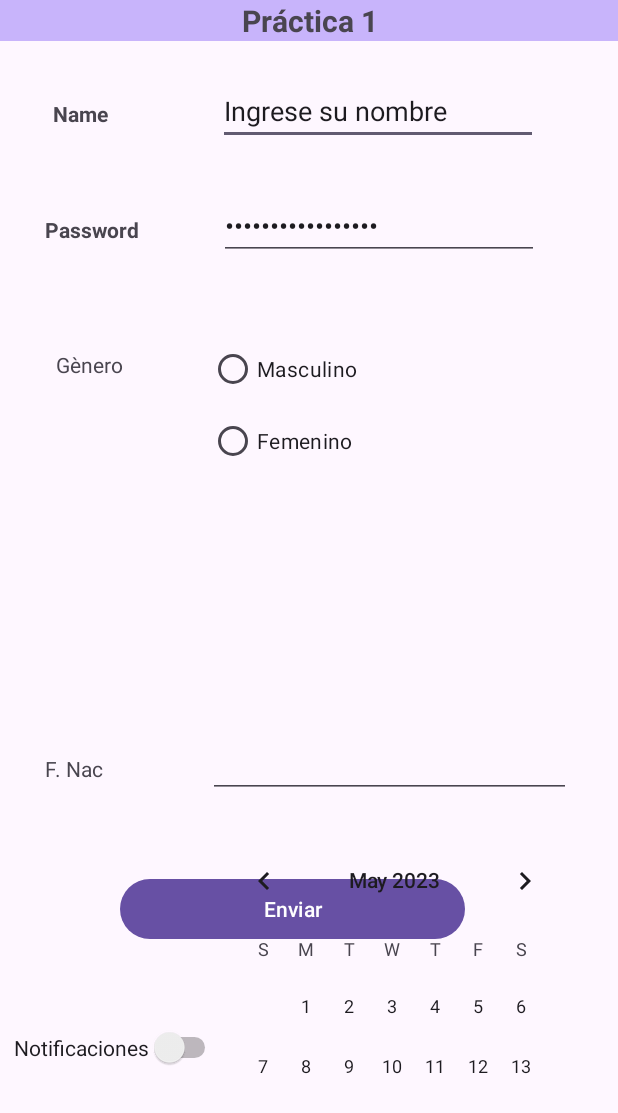
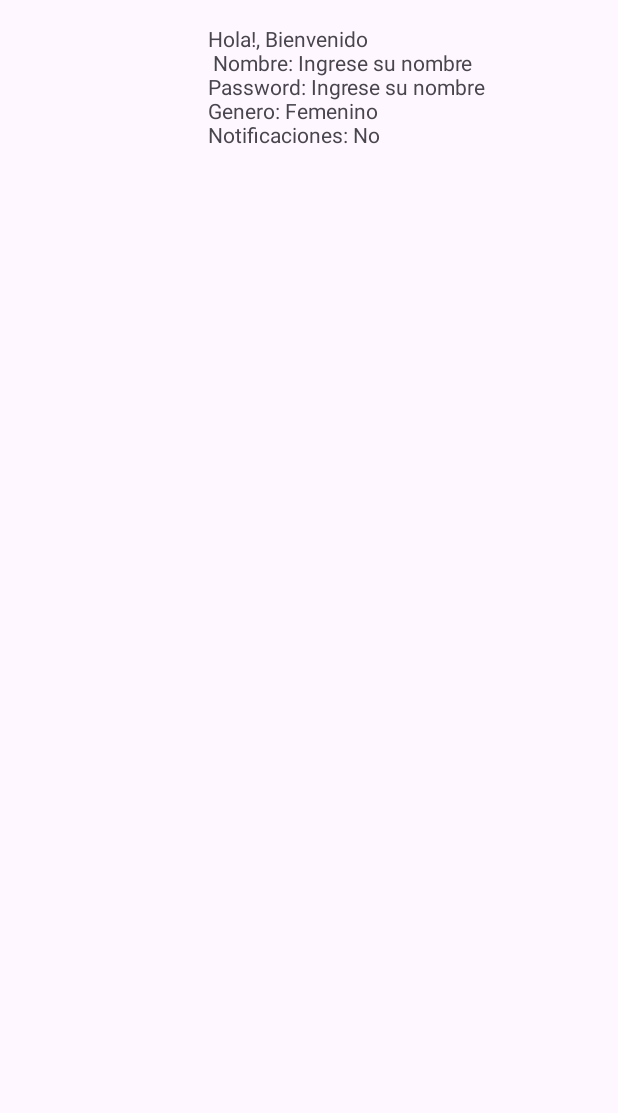
Before and after one commit to Hecmi/HolaWorldIS202301, an Android app: the screen it shows after launch (MainActivity before the commit, MainActivity3 after it), after a tap on "Enviar", on a phone screen of 412 x 824 dp. Shown: the top 1113 px of the screen. Run offline under Robolectric (Android 15) with nearby library versions, the phone set to English and light mode, and no system bars.

Commit message:
Enviar datos de variables a otra actividad mediante el bundle y el intent

```diff
--- a/app/src/main/java/com/example/holaworldis2023/MainActivity3.java
+++ b/app/src/main/java/com/example/holaworldis2023/MainActivity3.java
@@ -3,12 +3,28 @@ package com.example.holaworldis2023;
 import androidx.appcompat.app.AppCompatActivity;
 
 import android.os.Bundle;
+import android.widget.TextView;
 
 public class MainActivity3 extends AppCompatActivity {
 
     @Override
     protected void onCreate(Bundle savedInstanceState) {
+
+
         super.onCreate(savedInstanceState);
+
         setContentView(R.layout.activity_main2);
+
+        TextView txtMensaje = (TextView)findViewById(R.id.txtMensaje);
+
+        Bundle bundle = this.getIntent().getExtras();
+
+        txtMensaje.setText("Hola!, Bienvenido \n "
+                + "Nombre: " + bundle.getString("NOMBRE") + "\n"
+                + "Password: " + bundle.getString("PASSWORD") + "\n"
+                + "Genero: " + bundle.getString("GENERO") + "\n"
+                + "Notificaciones: " + bundle.getString("NOTIFICACIONES")
+        );
+
     }
 }
--- a/app/src/main/res/layout/activity_main.xml
+++ b/app/src/main/res/layout/activity_main.xml
@@ -117,8 +117,8 @@
         android:layout_height="wrap_content"
         android:layout_alignParentStart="true"
         android:layout_alignParentBottom="true"
-        android:layout_marginStart="9dp"
-        android:layout_marginBottom="112dp"
+        android:layout_marginStart="48dp"
+        android:layout_marginBottom="212dp"
         android:text="Notificaciones" />
 
     <EditText
@@ -142,13 +142,4 @@
         android:layout_marginBottom="302dp"
         android:text="F. Nac" />
 
-    <CalendarView
-        android:id="@+id/calFechaNac"
-        android:layout_width="243dp"
-        android:layout_height="177dp"
-        android:layout_alignParentEnd="true"
-        android:layout_alignParentBottom="true"
-        android:layout_marginEnd="27dp"
-        android:layout_marginBottom="93dp" />
-
 </RelativeLayout>
```
